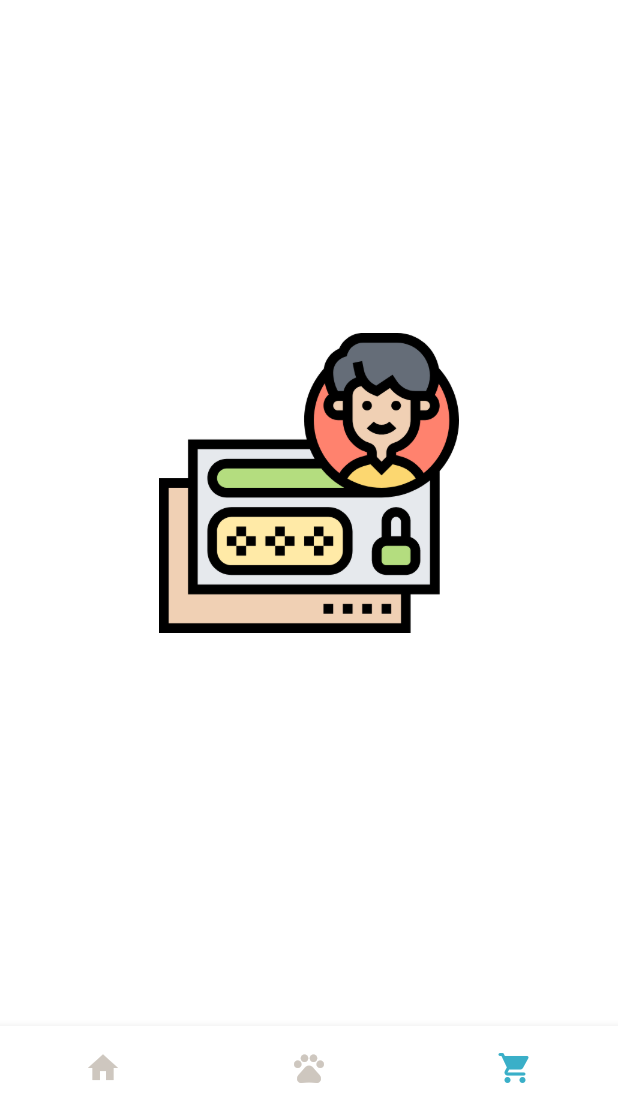
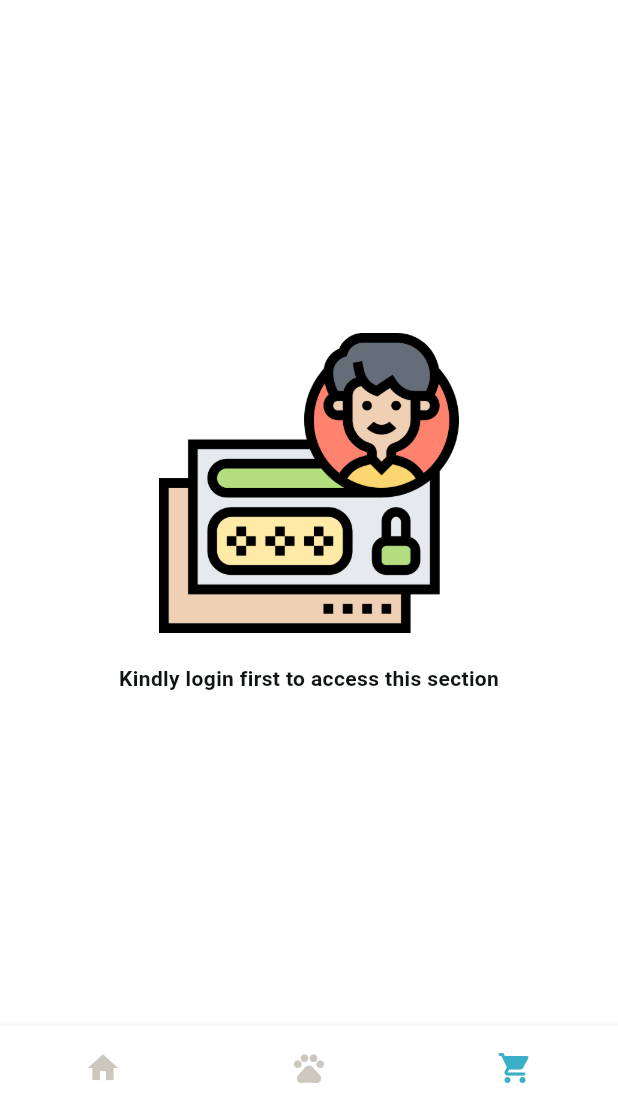
Before and after one commit to GeekyHichambel/Pawfect_Tasks, a Flutter app: the screen it shows after launch, swiped to page 3, on a phone screen of 412 x 824 dp, the part 126-1236 px from its top. Run offline on Flutter 3.47's test engine with Material 3 defaults, Android fonts, the light colour scheme and no system bars; our stand-ins replace firebase_core, firebase_database, firebase_messaging, firebase_storage, flutter_animate, flutter_secure_storage and 3 more; missing offline and left inert: bcrypt, flutter_gif_plus, gif; accounts and stored records are empty; Roboto replaces fonts that are missing (Onset); project files that could hold a hidden picture were left out.

Commit message:
dev phase

```diff
--- a/lib/pages/marketplace.dart
+++ b/lib/pages/marketplace.dart
@@ -183,7 +183,7 @@ class MarketPlaceState extends State<MarketPlace>{
       ] : [
             Image.asset('assets/loginFirst.png', height: 200, width: 200, fit: BoxFit.fill,),
             const SizedBox(height: 20,),
-            Center(child: Text('Kindly login first to access this section', style: TextStyle(fontWeight: FontWeight.bold,color: AppTheme.colors.pleasingWhite, fontFamily: Globals.sysFont, fontSize: 14)),),
+            Center(child: Text('Kindly login first to access this section', style: TextStyle(fontWeight: FontWeight.bold,color: AppTheme.colors.friendlyBlack, fontFamily: Globals.sysFont, fontSize: 14)),),
           ],
         ),
       ),
```
Also changed, not shown: lib/pages/ProfilePane.dart (+6 -2 lines), 1 other file.
